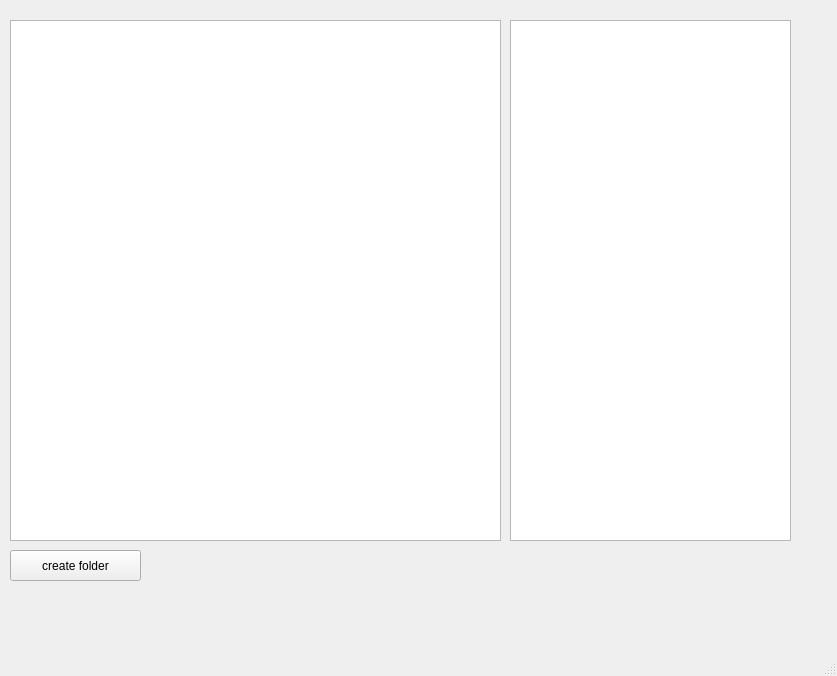
AdamMaciak/qt-minitotalcommander, file mainwindow.ui: the form before one commit.
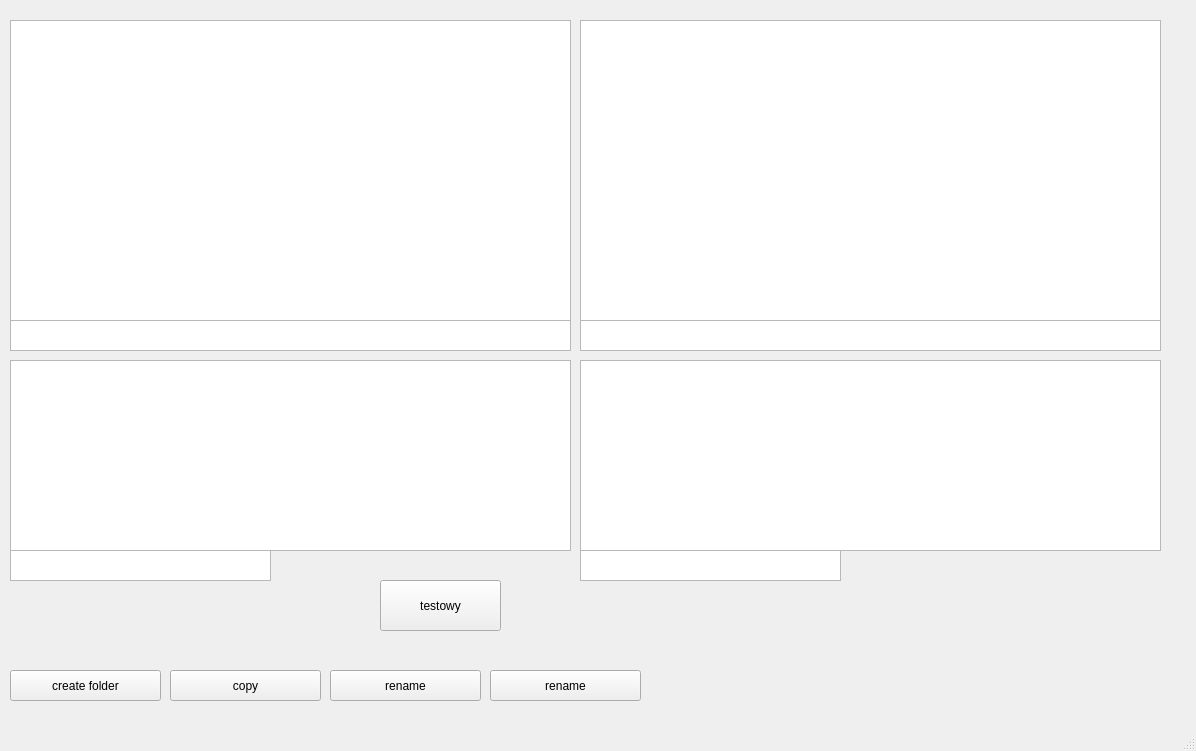
The form after the commit.

```diff
--- a/mainwindow.ui
+++ b/mainwindow.ui
@@ -6,8 +6,8 @@
    <rect>
     <x>0</x>
     <y>0</y>
-    <width>837</width>
-    <height>676</height>
+    <width>1196</width>
+    <height>751</height>
    </rect>
   </property>
   <property name="windowTitle">
@@ -19,24 +19,24 @@
      <rect>
       <x>10</x>
       <y>20</y>
-      <width>491</width>
-      <height>521</height>
+      <width>561</width>
+      <height>301</height>
      </rect>
     </property>
-    <property name="minimumSize">
-     <size>
-      <width>491</width>
-      <height>521</height>
-     </size>
+    <property name="uniformRowHeights">
+     <bool>false</bool>
+    </property>
+    <property name="sortingEnabled">
+     <bool>true</bool>
     </property>
    </widget>
    <widget class="QListView" name="listView">
     <property name="geometry">
      <rect>
-      <x>510</x>
-      <y>20</y>
-      <width>281</width>
-      <height>521</height>
+      <x>10</x>
+      <y>360</y>
+      <width>561</width>
+      <height>191</height>
      </rect>
     </property>
    </widget>
@@ -44,14 +44,129 @@
     <property name="geometry">
      <rect>
       <x>10</x>
-      <y>550</y>
-      <width>131</width>
+      <y>670</y>
+      <width>151</width>
       <height>31</height>
      </rect>
     </property>
     <property name="text">
      <string>create folder</string>
     </property>
+    <property name="checkable">
+     <bool>false</bool>
+    </property>
+   </widget>
+   <widget class="QPushButton" name="pushButton_2">
+    <property name="geometry">
+     <rect>
+      <x>380</x>
+      <y>580</y>
+      <width>121</width>
+      <height>51</height>
+     </rect>
+    </property>
+    <property name="text">
+     <string>testowy</string>
+    </property>
+   </widget>
+   <widget class="QTextEdit" name="textEdit">
+    <property name="geometry">
+     <rect>
+      <x>10</x>
+      <y>320</y>
+      <width>561</width>
+      <height>31</height>
+     </rect>
+    </property>
+   </widget>
+   <widget class="QTextEdit" name="textEdit_2">
+    <property name="geometry">
+     <rect>
+      <x>10</x>
+      <y>550</y>
+      <width>261</width>
+      <height>31</height>
+     </rect>
+    </property>
+   </widget>
+   <widget class="QTreeView" name="treeView_2">
+    <property name="geometry">
+     <rect>
+      <x>580</x>
+      <y>20</y>
+      <width>581</width>
+      <height>301</height>
+     </rect>
+    </property>
+   </widget>
+   <widget class="QPushButton" name="pushButton_3">
+    <property name="geometry">
+     <rect>
+      <x>170</x>
+      <y>670</y>
+      <width>151</width>
+      <height>31</height>
+     </rect>
+    </property>
+    <property name="text">
+     <string>copy</string>
+    </property>
+   </widget>
+   <widget class="QTextEdit" name="textEdit_3">
+    <property name="geometry">
+     <rect>
+      <x>580</x>
+      <y>320</y>
+      <width>581</width>
+      <height>31</height>
+     </rect>
+    </property>
+   </widget>
+   <widget class="QListView" name="listView_2">
+    <property name="geometry">
+     <rect>
+      <x>580</x>
+      <y>360</y>
+      <width>581</width>
+      <height>191</height>
+     </rect>
+    </property>
+   </widget>
+   <widget class="QTextEdit" name="textEdit_4">
+    <property name="geometry">
+     <rect>
+      <x>580</x>
+      <y>550</y>
+      <width>261</width>
+      <height>31</height>
+     </rect>
+    </property>
+   </widget>
+   <widget class="QPushButton" name="renameButton">
+    <property name="geometry">
+     <rect>
+      <x>330</x>
+      <y>670</y>
+      <width>151</width>
+      <height>31</height>
+     </rect>
+    </property>
+    <property name="text">
+     <string>rename</string>
+    </property>
+   </widget>
+   <widget class="QPushButton" name="renameButton_2">
+    <property name="geometry">
+     <rect>
+      <x>490</x>
+      <y>670</y>
+      <width>151</width>
+      <height>31</height>
+     </rect>
+    </property>
+    <property name="text">
+     <string>rename</string>
+    </property>
    </widget>
   </widget>
   <widget class="QMenuBar" name="menubar">
```
Left out of the diff: 4 changed lines with no effect on the pictures.
